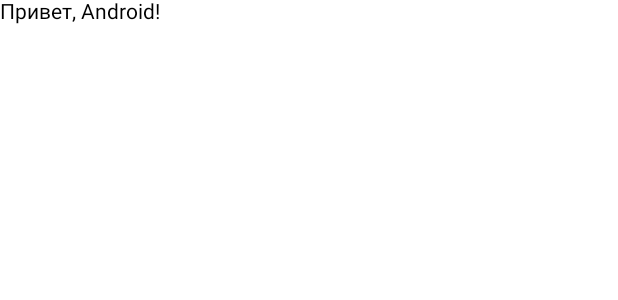
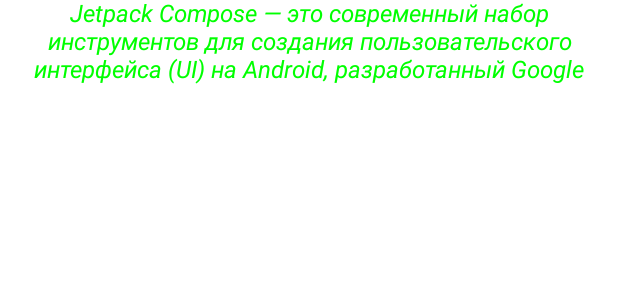
Before and after one commit to irina410/PR_Kotlin_1modul, an Android app built with Jetpack Compose: the @Preview function HelloPreviewPortrait, on a phone screen of 412 x 824 dp. Shown: the top 300 px of the screen. Run offline under Robolectric (Android 15) with nearby library versions, the phone set to English and light mode, and no system bars.

Commit message:
task3.1 green text

```diff
--- a/app/src/main/java/com/example/pr_kotlin_1modul/MainActivity.kt
+++ b/app/src/main/java/com/example/pr_kotlin_1modul/MainActivity.kt
@@ -9,7 +9,12 @@ import androidx.compose.foundation.layout.safeDrawingPadding
 import androidx.compose.material3.Text
 import androidx.compose.runtime.Composable
 import androidx.compose.ui.Modifier
+import androidx.compose.ui.graphics.Color
+import androidx.compose.ui.res.stringResource
+import androidx.compose.ui.text.font.FontStyle
+import androidx.compose.ui.text.style.TextAlign
 import androidx.compose.ui.tooling.preview.Preview
+import androidx.compose.ui.unit.sp
 import com.example.pr_kotlin_1modul.ui.theme.PR_Kotlin_1modulTheme
 
 class MainActivity : ComponentActivity() {
@@ -36,7 +41,13 @@ fun Hello(name: String?) {
 @Preview(name = "portrait", showSystemUi = true)
 @Composable
 fun HelloPreviewPortrait() {
-    Hello("Android")
+    Text(
+        text = stringResource(R.string.compose_description),
+        color = Color.Green,
+        fontSize = 16.sp,
+        fontStyle = FontStyle.Italic,
+        textAlign = TextAlign.Center
+    )
 }
 
 @Preview(name = "landscape", showSystemUi = true, device = "spec:orientation=landscape,width=411dp,height=891dp")
--- a/app/src/main/res/values/strings.xml
+++ b/app/src/main/res/values/strings.xml
@@ -1,3 +1,5 @@
 <resources>
     <string name="app_name">PR_Kotlin_1modul</string>
+    <string name="compose_description">Jetpack Compose — это современный набор инструментов для создания
+        пользовательского интерфейса (UI) на Android, разработанный Google</string>
 </resources>
```
